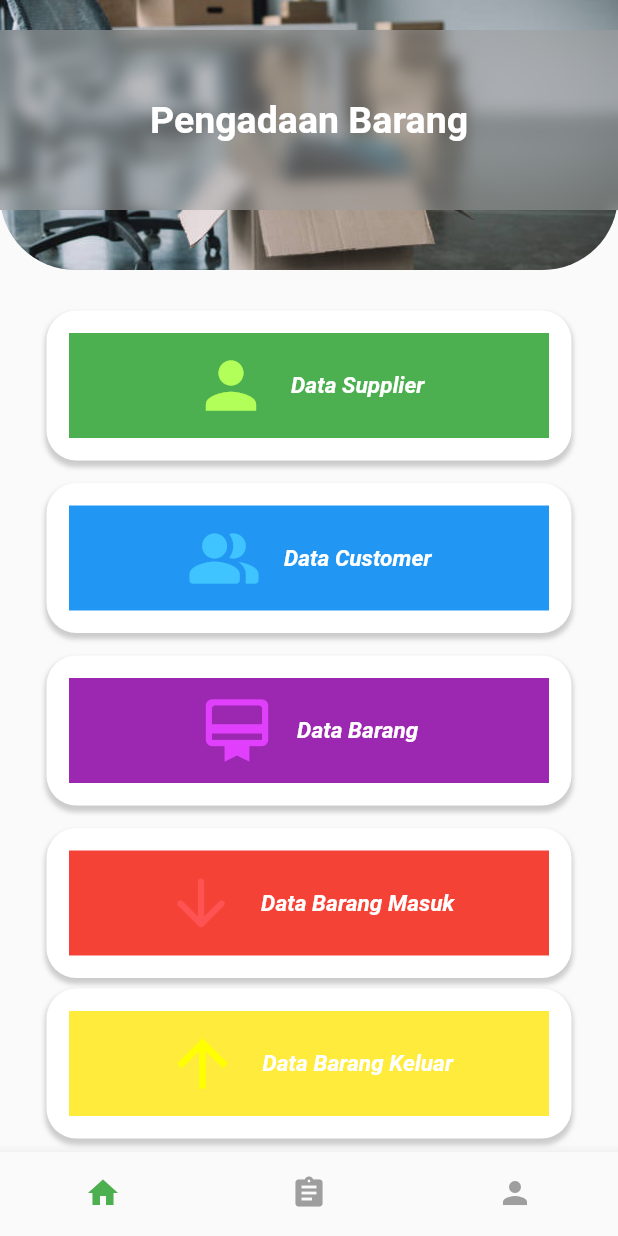
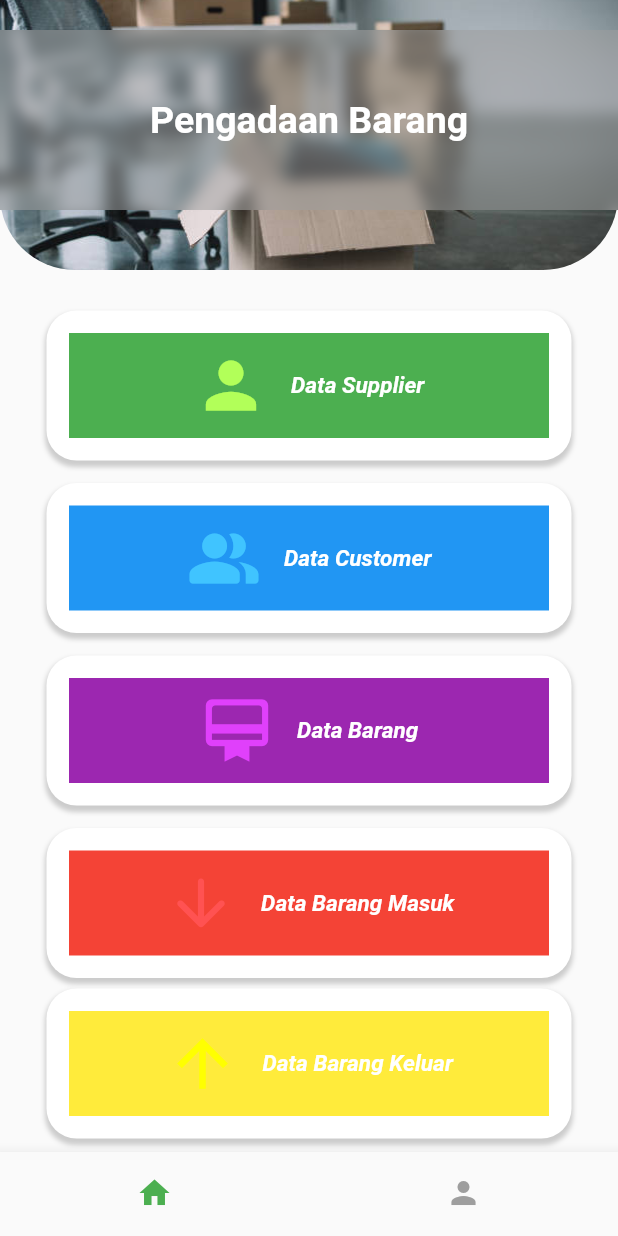
Before and after one commit to rizkynr57/UserInterface, a Flutter app: the MainScreen screen opened directly, on a phone screen of 412 x 824 dp. Run offline on Flutter 3.47's test engine with Material 2 defaults, Android fonts, the phone set to English and light mode, and no system bars; our stand-ins replace get; missing offline and left inert: splash_screen_view.

Commit message:
Update main_screen.dart

```diff
--- a/lib/main_screen.dart
+++ b/lib/main_screen.dart
@@ -1,7 +1,6 @@
 import 'package:flutter/material.dart';
 import 'frontend/home_screen.dart';
 import 'frontend/profile_screen.dart';
-import 'frontend/about_screen.dart';
 
 class MainScreen extends StatefulWidget {
   @override
@@ -13,7 +12,6 @@ class _MainScreenState extends State<MainScreen> {
 
   List<Widget> _widgetOptions = <Widget>[
     HomeScreen(),
-    AboutScreen(),
     ProfileScreen(),
   ];
   @override
@@ -31,10 +29,6 @@ class _MainScreenState extends State<MainScreen> {
             label: 'Halaman Utama',
           ),
           BottomNavigationBarItem(
-            icon: Icon(Icons.assignment),
-            label: 'Tentang',
-          ),
-          BottomNavigationBarItem(
             icon: Icon(Icons.person),
             label: 'Profil',
           ),
```
